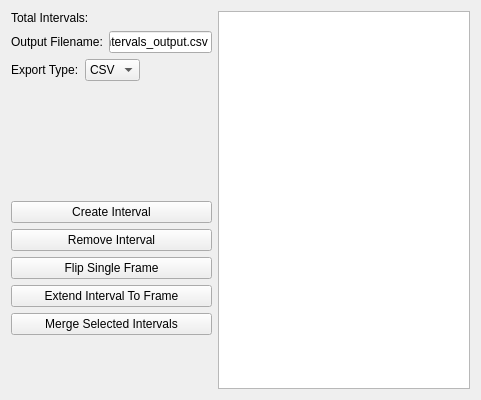
Above: src/WhiskerToolbox/DataManager_Widget/DigitalIntervalSeries_Widget/DigitalIntervalSeries_Widget.ui from paulmthompson/WhiskerToolbox before the change. Below: the same form after it.
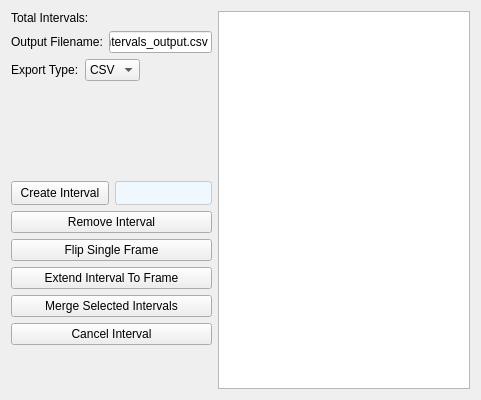
That is the form after the change. Custom widgets are drawn as their Qt base class.

Commit message:
feat: enhance DigitalIntervalSeries_Widget with bidirectional interval creation
- Add start frame label display next to create interval button
- Implement bidirectional interval creation with automatic frame ordering
- Add cancel functionality via button and right-click context menu
- Improve state management when switching between data keys
- Add comprehensive test suite with Catch2
- Update UI with styled label and hidden cancel button
- Ensure proper cleanup and state reset on key changes

Diff of the .ui file:
```diff
--- a/src/WhiskerToolbox/DataManager_Widget/DigitalIntervalSeries_Widget/DigitalIntervalSeries_Widget.ui
+++ b/src/WhiskerToolbox/DataManager_Widget/DigitalIntervalSeries_Widget/DigitalIntervalSeries_Widget.ui
@@ -110,6 +110,8 @@
       </spacer>
      </item>
      <item>
+      <layout class="QHBoxLayout" name="create_interval_layout">
+       <item>
       <widget class="QPushButton" name="create_interval_button">
        <property name="sizePolicy">
         <sizepolicy hsizetype="Preferred" vsizetype="Preferred">
@@ -120,7 +122,32 @@
        <property name="text">
         <string>Create Interval</string>
        </property>
-      </widget>
+         <property name="contextMenuPolicy">
+          <enum>Qt::CustomContextMenu</enum>
+         </property>
+        </widget>
+       </item>
+       <item>
+        <widget class="QLabel" name="start_frame_label">
+         <property name="text">
+          <string></string>
+         </property>
+         <property name="alignment">
+          <set>Qt::AlignmentFlag::AlignCenter</set>
+         </property>
+         <property name="styleSheet">
+          <string>QLabel { 
+            font-weight: bold; 
+            color: #0066CC;
+            padding: 4px;
+            border: 1px solid #CCCCCC;
+            border-radius: 3px;
+            background-color: #F0F8FF;
+          }</string>
+         </property>
+        </widget>
+       </item>
+      </layout>
      </item>
      <item>
       <widget class="QPushButton" name="remove_interval_button">
@@ -174,6 +201,22 @@
        </property>
       </widget>
      </item>
+     <item>
+      <widget class="QPushButton" name="cancel_interval_button">
+       <property name="sizePolicy">
+        <sizepolicy hsizetype="Preferred" vsizetype="Preferred">
+         <horstretch>0</horstretch>
+         <verstretch>0</verstretch>
+        </sizepolicy>
+       </property>
+       <property name="text">
+        <string>Cancel Interval</string>
+       </property>
+       <property name="visible">
+        <bool>false</bool>
+       </property>
+      </widget>
+     </item>
      <item>
       <spacer name="verticalSpacer">
        <property name="orientation">
```
Lines whose indentation alone changed are shown as unchanged. The commit also changes 3 other files.
